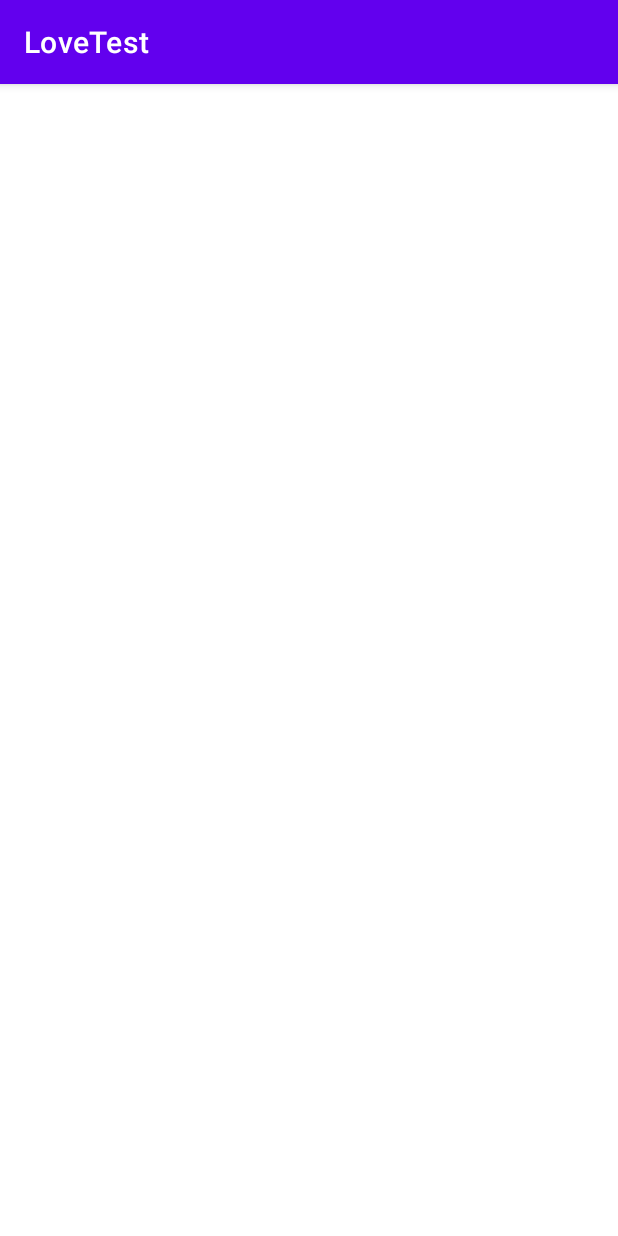
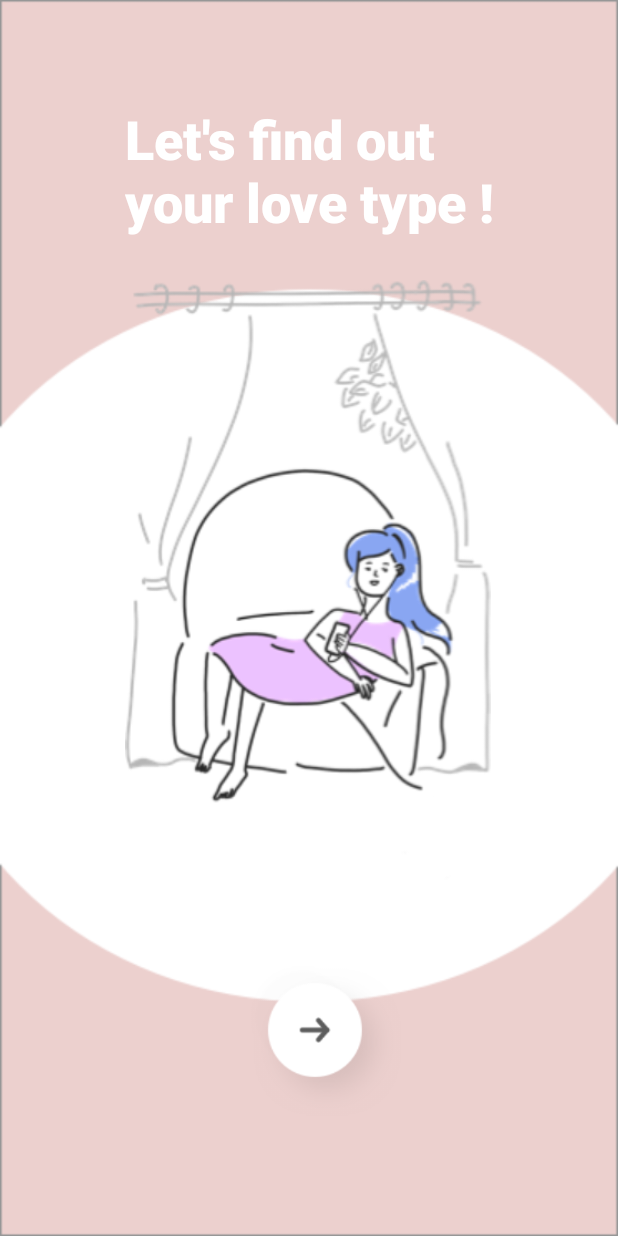
Before and after one commit to realwaterha/LoveTest, an Android app: the screen it shows after launch (MainActivity), on a phone screen of 412 x 824 dp. Run offline under Robolectric (Android 15) with nearby library versions, the phone set to English and light mode, and no system bars.

```diff
--- a/app/build.gradle
+++ b/app/build.gradle
@@ -1,6 +1,7 @@
 plugins {
     id 'com.android.application'
     id 'org.jetbrains.kotlin.android'
+    id 'kotlin-android-extensions'
 }
 
 android {
@@ -30,6 +31,9 @@ android {
     kotlinOptions {
         jvmTarget = '1.8'
     }
+    buildFeatures {
+        viewBinding = true
+    }
 }
 
 dependencies {
--- a/app/src/main/java/com/example/lovetest/MainActivity.kt
+++ b/app/src/main/java/com/example/lovetest/MainActivity.kt
@@ -2,6 +2,12 @@ package com.example.lovetest
 
 import androidx.appcompat.app.AppCompatActivity
 import android.os.Bundle
+import android.view.View
+import androidx.fragment.app.Fragment
+import androidx.navigation.NavController
+import androidx.navigation.findNavController
+import com.example.lovetest.databinding.ActivityMainBinding
+import kotlinx.android.synthetic.main.fragment_main.*
 
 class MainActivity : AppCompatActivity() {
     override fun onCreate(savedInstanceState: Bundle?) {
--- a/app/src/main/java/com/example/lovetest/fragment/MainFragment.kt
+++ b/app/src/main/java/com/example/lovetest/fragment/MainFragment.kt
@@ -5,22 +5,18 @@ import androidx.fragment.app.Fragment
 import android.view.LayoutInflater
 import android.view.View
 import android.view.ViewGroup
+import androidx.navigation.NavController
+import androidx.navigation.Navigation
 import com.example.lovetest.R
 
-// TODO: Rename parameter arguments, choose names that match
-// the fragment initialization parameters, e.g. ARG_ITEM_NUMBER
 private const val ARG_PARAM1 = "param1"
 private const val ARG_PARAM2 = "param2"
 
-/**
- * A simple [Fragment] subclass.
- * Use the [MainFragment.newInstance] factory method to
- * create an instance of this fragment.
- */
 class MainFragment : Fragment() {
-    // TODO: Rename and change types of parameters
     private var param1: String? = null
     private var param2: String? = null
+
+    lateinit var navController: NavController
 
     override fun onCreate(savedInstanceState: Bundle?) {
         super.onCreate(savedInstanceState)
@@ -34,20 +30,18 @@ class MainFragment : Fragment() {
         inflater: LayoutInflater, container: ViewGroup?,
         savedInstanceState: Bundle?
     ): View? {
-        // Inflate the layout for this fragment
         return inflater.inflate(R.layout.fragment_main, container, false)
     }
 
+    override fun onViewCreated(view: View, savedInstanceState: Bundle?) {
+        super.onViewCreated(view, savedInstanceState)
+
+        navController = Navigation.findNavController(view)
+
+
+    }
+
     companion object {
-        /**
-         * Use this factory method to create a new instance of
-         * this fragment using the provided parameters.
-         *
-         * @param param1 Parameter 1.
-         * @param param2 Parameter 2.
-         * @return A new instance of fragment MainFragment.
-         */
-        // TODO: Rename and change types and number of parameters
         @JvmStatic
         fun newInstance(param1: String, param2: String) =
             MainFragment().apply {
--- a/app/src/main/res/layout/fragment_main.xml
+++ b/app/src/main/res/layout/fragment_main.xml
@@ -32,6 +32,7 @@
         app:layout_constraintTop_toBottomOf="@+id/textView" />
 
     <ImageView
+        android:id="@+id/btn_next"
         android:layout_width="100dp"
         android:layout_height="100dp"
         android:layout_marginBottom="80dp"
--- a/app/src/main/res/layout/fragment_question.xml
+++ b/app/src/main/res/layout/fragment_question.xml
@@ -5,7 +5,7 @@
     android:layout_width="match_parent"
     android:layout_height="match_parent"
     android:background="@drawable/background"
-    tools:context=".fragment.MainFragment">
+    tools:context=".fragment.QuestionFragment">
 
     <TextView
         android:id="@+id/textView"
--- a/app/src/main/res/layout/fragment_result.xml
+++ b/app/src/main/res/layout/fragment_result.xml
@@ -5,7 +5,7 @@
     android:layout_width="match_parent"
     android:layout_height="match_parent"
     android:background="@drawable/background"
-    tools:context=".fragment.MainFragment">
+    tools:context=".fragment.ResultFragment">
 
     <TextView
         android:id="@+id/textView"
--- a/app/src/main/res/navigation/nav_graph.xml
+++ b/app/src/main/res/navigation/nav_graph.xml
@@ -1,6 +1,40 @@
 <?xml version="1.0" encoding="utf-8"?>
 <navigation xmlns:android="http://schemas.android.com/apk/res/android"
     xmlns:app="http://schemas.android.com/apk/res-auto"
-    android:id="@+id/nav_graph">
+    xmlns:tools="http://schemas.android.com/tools"
+    android:id="@+id/nav_graph"
+    app:startDestination="@id/mainFragment">
 
+    <fragment
+        android:id="@+id/mainFragment"
+        android:name="com.example.lovetest.fragment.MainFragment"
+        android:label="fragment_main"
+        tools:layout="@layout/fragment_main" >
+        <action
+            android:id="@+id/action_mainFragment_to_questionFragment"
+            app:destination="@id/questionFragment" />
+    </fragment>
+    <fragment
+        android:id="@+id/questionFragment"
+        android:name="com.example.lovetest.fragment.QuestionFragment"
+        android:label="fragment_question"
+        tools:layout="@layout/fragment_question" >
+        <action
+            android:id="@+id/action_questionFragment_to_selectionFragment"
+            app:destination="@id/selectionFragment" />
+    </fragment>
+    <fragment
+        android:id="@+id/resultFragment"
+        android:name="com.example.lovetest.fragment.ResultFragment"
+        android:label="fragment_result"
+        tools:layout="@layout/fragment_result" />
+    <fragment
+        android:id="@+id/selectionFragment"
+        android:name="com.example.lovetest.fragment.SelectionFragment"
+        android:label="fragment_selection"
+        tools:layout="@layout/fragment_selection" >
+        <action
+            android:id="@+id/action_selectionFragment_to_resultFragment"
+            app:destination="@id/resultFragment" />
+    </fragment>
 </navigation>
--- a/app/src/main/res/values-night/themes.xml
+++ b/app/src/main/res/values-night/themes.xml
@@ -1,6 +1,6 @@
 <resources xmlns:tools="http://schemas.android.com/tools">
     <!-- Base application theme. -->
-    <style name="Theme.LoveTest" parent="Theme.MaterialComponents.DayNight.DarkActionBar">
+    <style name="Theme.LoveTest" parent="Theme.MaterialComponents.DayNight.NoActionBar">
         <!-- Primary brand color. -->
         <item name="colorPrimary">@color/purple_200</item>
         <item name="colorPrimaryVariant">@color/purple_700</item>
--- a/app/src/main/res/values/themes.xml
+++ b/app/src/main/res/values/themes.xml
@@ -1,6 +1,6 @@
 <resources xmlns:tools="http://schemas.android.com/tools">
     <!-- Base application theme. -->
-    <style name="Theme.LoveTest" parent="Theme.MaterialComponents.DayNight.DarkActionBar">
+    <style name="Theme.LoveTest" parent="Theme.MaterialComponents.DayNight.NoActionBar">
         <!-- Primary brand color. -->
         <item name="colorPrimary">@color/purple_500</item>
         <item name="colorPrimaryVariant">@color/purple_700</item>
@@ -12,5 +12,6 @@
         <!-- Status bar color. -->
         <item name="android:statusBarColor">?attr/colorPrimaryVariant</item>
         <!-- Customize your theme here. -->
+
     </style>
 </resources>
```
